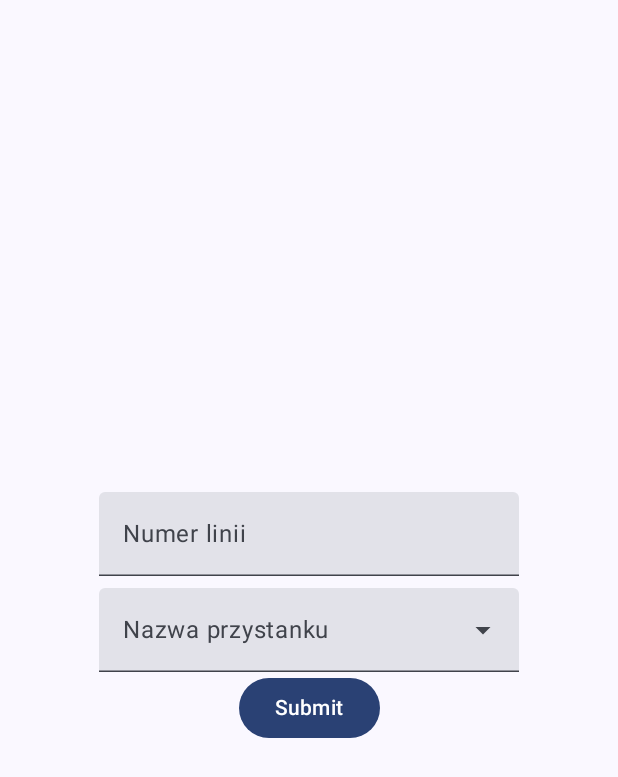
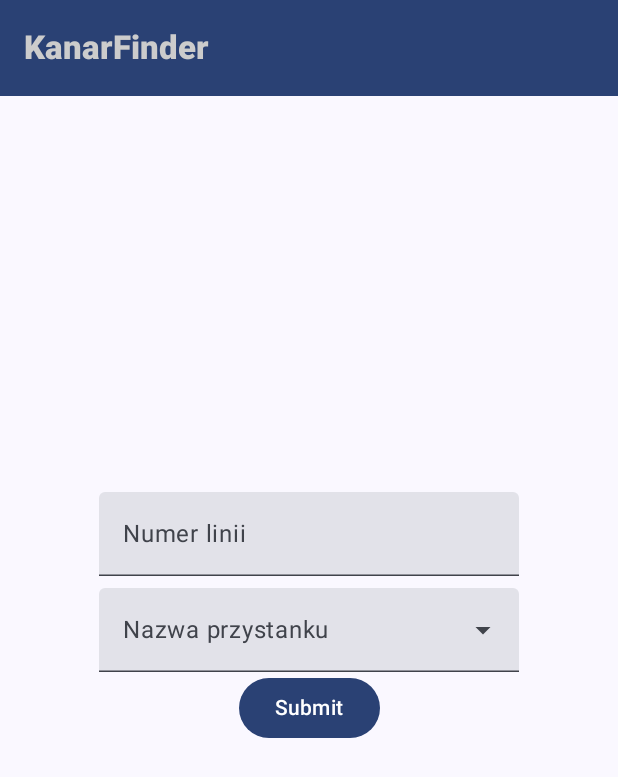
Before and after one commit to Shy-Archer/KanarFinder, an Android app built with Jetpack Compose: the FormScreen screen opened through its navigation route, on a phone screen of 412 x 824 dp. Shown: the top 777 px of the screen. Run offline under Robolectric (Android 15) with nearby library versions, the phone set to English and light mode, and no system bars.

Commit message:
add basic page

```diff
--- a/app/src/main/java/com/example/kanarfinder/MainActivity.kt
+++ b/app/src/main/java/com/example/kanarfinder/MainActivity.kt
@@ -11,10 +11,23 @@ import androidx.compose.foundation.clickable
 import androidx.compose.foundation.layout.Arrangement
 import androidx.compose.foundation.layout.Box
 import androidx.compose.foundation.layout.Column
+import androidx.compose.foundation.layout.Row
+import androidx.compose.foundation.layout.Spacer
+import androidx.compose.foundation.layout.absoluteOffset
 import androidx.compose.foundation.layout.fillMaxSize
+import androidx.compose.foundation.layout.fillMaxWidth
 import androidx.compose.foundation.layout.padding
+import androidx.compose.foundation.layout.height
+import androidx.compose.foundation.lazy.LazyColumn
+import androidx.compose.foundation.lazy.items
+import androidx.compose.material.icons.Icons
+import androidx.compose.material.icons.filled.Add
 import androidx.compose.material3.Button
+import androidx.compose.material3.Card
+import androidx.compose.material3.Divider
 import androidx.compose.material3.ExperimentalMaterial3Api
+import androidx.compose.material3.FloatingActionButton
+import androidx.compose.material3.Icon
 import androidx.compose.material3.MaterialTheme
 import androidx.compose.material3.Scaffold
 import androidx.compose.material3.Surface
@@ -24,28 +37,27 @@ import androidx.compose.material3.TopAppBar
 import androidx.compose.material3.TopAppBarDefaults
 import androidx.compose.material3.ExposedDropdownMenuBox
 import androidx.compose.material3.ExposedDropdownMenuDefaults
-
 import androidx.compose.material3.DropdownMenuItem
 import androidx.compose.runtime.Composable
 import androidx.compose.runtime.mutableStateOf
 import androidx.compose.runtime.remember
-import androidx.compose.runtime.rememberCoroutineScope
 import androidx.compose.ui.Alignment
 import androidx.compose.ui.Modifier
 import androidx.compose.ui.graphics.Color
 import androidx.compose.ui.platform.LocalContext
+import androidx.compose.ui.text.font.FontFamily
 import androidx.compose.ui.text.font.FontWeight
 import androidx.compose.ui.tooling.preview.Preview
 import androidx.compose.ui.unit.dp
+import androidx.compose.ui.unit.sp
 import androidx.core.animation.doOnEnd
 import androidx.core.splashscreen.SplashScreen
 import androidx.core.splashscreen.SplashScreen.Companion.installSplashScreen
 import androidx.navigation.NavController
-import com.example.kanarfinder.ui.theme.KanarFinderTheme
-import kotlinx.coroutines.launch
 import androidx.navigation.compose.NavHost
 import androidx.navigation.compose.composable
 import androidx.navigation.compose.rememberNavController
+import com.example.kanarfinder.ui.theme.KanarFinderTheme
 
 class MainActivity : ComponentActivity() {
     private val viewModel by viewModels<ViewModelDelay>()
@@ -73,16 +85,21 @@ class MainActivity : ComponentActivity() {
                     val navController = rememberNavController()
                     NavHost(navController, startDestination = "main") {
                         composable("main") { KanarFinderApp(navController) }
-                        composable("form") { FormScreen() }
+                        composable("form") { FormScreen(navController) }
                     }
                 }
             }
         }
     }
 }
+
+@SuppressLint("UnusedMaterial3ScaffoldPaddingParameter")
 @OptIn(ExperimentalMaterial3Api::class)
 @Composable
-fun FormScreen() {
+fun FormScreen(navController: NavController) {
+    Scaffold(
+        topBar = { KanarFinderTopBar() },
+        content = {
             Column(
                 modifier = Modifier
                     .fillMaxSize()
@@ -134,10 +151,12 @@ fun FormScreen() {
                     }
                 }
 
-        Button(onClick = { /* Handle form submission */ }) {
+                Button(onClick = { navController.navigate("main") }) {
                     Text("Submit")
                 }
             }
+        }
+    )
 }
 
 @OptIn(ExperimentalMaterial3Api::class)
@@ -158,30 +177,119 @@ fun KanarFinderTopBar() {
     )
 }
 
+@SuppressLint("UnusedMaterial3ScaffoldPaddingParameter")
 @OptIn(ExperimentalMaterial3Api::class)
 @Composable
 fun KanarFinderApp(navController: NavController) {
+    val items = List(20) { "Item ${it + 1}" }
+    val textFieldValue = remember { mutableStateOf("") }
+
+    Scaffold(
+        topBar = { KanarFinderTopBar() },
+        content = {
             Box(
-        modifier = Modifier.fillMaxSize(),
-        contentAlignment = Alignment.Center
+                modifier = Modifier.fillMaxSize()
             ) {
                 Column(
-            modifier = Modifier.padding(16.dp),
-            horizontalAlignment = Alignment.CenterHorizontally
+                    modifier = Modifier
+                        .fillMaxSize()
+                        .padding(16.dp)
                 ) {
-            Button(onClick = { navController.navigate("form") }) {
-                Text("Go to Form")
+                    // Spacer to push the TextField down
+                    Spacer(modifier = Modifier.height(60.dp))
+
+                    TextField(
+                        value = textFieldValue.value,
+                        onValueChange = { textFieldValue.value = it },
+                        label = { Text("Search") },
+                        modifier = Modifier
+                            .fillMaxWidth()
+                            .padding(bottom = 16.dp)
+                    )
+                    Row(
+                        modifier = Modifier.fillMaxWidth(),
+                        horizontalArrangement = Arrangement.End
+                    ) {
+                        Button(onClick = { navController.navigate("main") }) {
+                            Text("Submit")
+                        }
+                    }
+
+                    LazyColumn(
+                        modifier = Modifier
+                            .fillMaxSize()
+                            .padding(top = 16.dp) // Padding from top to leave space
+                            .height((LocalContext.current.resources.displayMetrics.heightPixels / 3.5).dp)
+
+                    ) {
+                        items(items) { item ->
+                            Column {
+                                Card(
+                                    modifier = Modifier
+                                        .fillMaxSize()
+
+                                        .clickable { /* Handle item click */ }
+                                ) {
+                                    Text(
+                                        text = item,
+                                        modifier = Modifier.padding(10.dp),
+
+                                        fontSize = 30.sp,
+                                        fontWeight = FontWeight.Medium,
+                                        fontFamily = FontFamily.SansSerif,
+
+
+                                    )
+                                    Text(
+                                        text = "Subtext",
+                                        fontSize = 24.sp,
+                                        fontWeight = FontWeight.Medium,
+                                        fontFamily = FontFamily.SansSerif,
+                                        color = Color.Gray,
+                                        modifier = Modifier.absoluteOffset(x = 250.dp, y = 15.dp),
+                                        style = MaterialTheme.typography.bodyLarge,
+
+                                    )
+                                    Text(
+                                        text = "Subtext",
+                                        fontSize = 24.sp,
+                                        fontWeight = FontWeight.Medium,
+                                        fontFamily = FontFamily.SansSerif,
+                                        color = Color.Gray,
+                                        modifier = Modifier.absoluteOffset(x = 10.dp, y = -18.dp),
+                                        style = MaterialTheme.typography.bodyLarge,
+
+                                    )
+                                }
+                                Divider(
+                                    color = Color.Gray,
+                                    thickness = 1.dp,
+                                    modifier = Modifier.fillMaxWidth()
+                                )
                             }
                         }
                     }
                 }
 
-/*
+                FloatingActionButton(
+                    onClick = { navController.navigate("form") },
+                    modifier = Modifier
+                        .align(Alignment.BottomEnd)
+                        .padding(16.dp)
+                ) {
+                    Icon(Icons.Filled.Add, contentDescription = "Add")
+                }
+            }
+        }
+    )
+}
+
+
 @Preview(showBackground = true)
 @Composable
 fun DefaultPreview() {
     KanarFinderTheme {
-        KanarFinderApp()
+        val navController = rememberNavController()
+        KanarFinderApp(navController)
     }
 }
-*/
```
Lines whose indentation alone changed are shown as unchanged.
